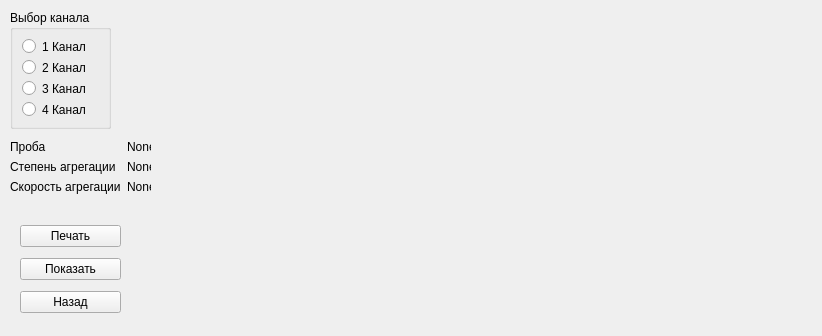
This is viewplot.ui in krang4d/Agrekola as Qt 5 draws it before an edit. The edited form follows.
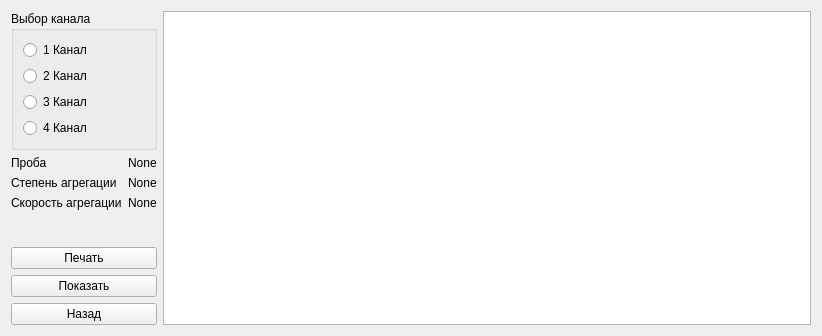
This is the edited form.

What changed in the file:
```diff
--- a/viewplot.ui
+++ b/viewplot.ui
@@ -13,25 +13,9 @@
   <property name="windowTitle">
    <string>Просмотр агрегатограмм</string>
   </property>
-  <widget class="QWidget" name="Viewer" native="true">
-   <property name="geometry">
-    <rect>
-     <x>170</x>
-     <y>10</y>
-     <width>641</width>
-     <height>311</height>
-    </rect>
-   </property>
-  </widget>
+  <layout class="QGridLayout" name="gridLayout">
+   <item row="0" column="0">
   <widget class="QGroupBox" name="groupBox">
-   <property name="geometry">
-    <rect>
-     <x>10</x>
-     <y>10</y>
-     <width>101</width>
-     <height>119</height>
-    </rect>
-   </property>
    <property name="title">
     <string>Выбор канала</string>
    </property>
@@ -66,15 +50,11 @@
     </item>
    </layout>
   </widget>
-  <widget class="QWidget" name="formLayoutWidget">
-   <property name="geometry">
-    <rect>
-     <x>10</x>
-     <y>140</y>
-     <width>141</width>
-     <height>61</height>
-    </rect>
-   </property>
+   </item>
+   <item row="0" column="1" rowspan="3">
+    <widget class="QTableWidget" name="tableWidget"/>
+   </item>
+   <item row="1" column="0">
    <layout class="QFormLayout" name="formLayout">
     <item row="1" column="0">
      <widget class="QLabel" name="label_2">
@@ -119,16 +99,8 @@
      </widget>
     </item>
    </layout>
-  </widget>
-  <widget class="QWidget" name="">
-   <property name="geometry">
-    <rect>
-     <x>20</x>
-     <y>220</y>
-     <width>101</width>
-     <height>101</height>
-    </rect>
-   </property>
+   </item>
+   <item row="2" column="0">
    <layout class="QVBoxLayout" name="verticalLayout_2">
     <item>
      <widget class="QPushButton" name="pushButton_print">
@@ -152,7 +124,8 @@
      </widget>
     </item>
    </layout>
-  </widget>
+   </item>
+  </layout>
  </widget>
  <resources/>
  <connections/>
```
Lines whose indentation alone changed are shown as unchanged.
